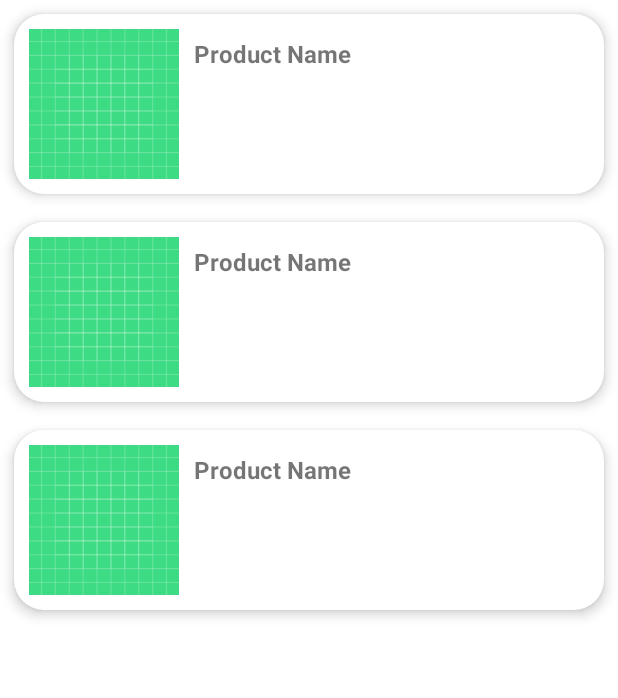
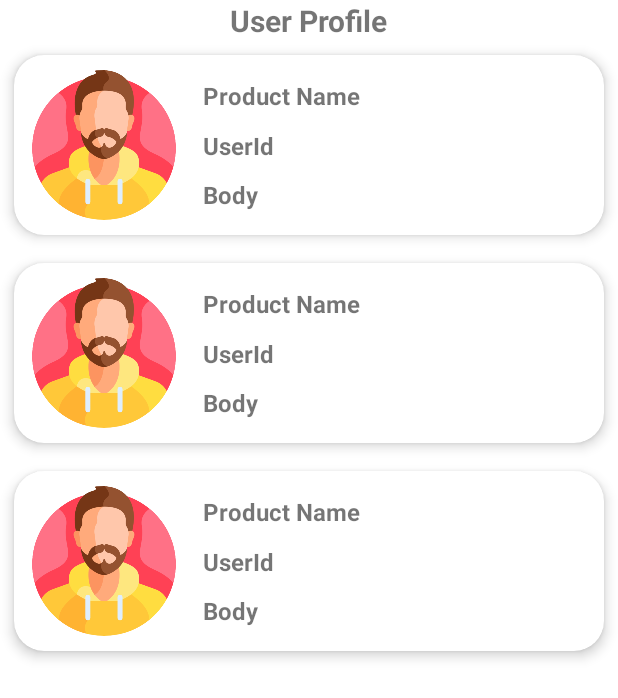
Before and after one commit to ShivangiTiwari10/NavigationDrawer, an Android app: the layout fragment_home.xml on its own in the app's theme, with its tools: preview values and no code run, on a phone screen of 412 x 824 dp. Shown: the top 698 px of the screen. Run offline under Robolectric (Android 15) with nearby library versions, the phone set to English and light mode, and no system bars.

Commit message:
refactor:in style

```diff
--- a/app/src/main/res/layout/each_items.xml
+++ b/app/src/main/res/layout/each_items.xml
@@ -8,33 +8,61 @@
     app:cardCornerRadius="20dp"
     app:cardElevation="5dp">
 
-    <LinearLayout
+    <androidx.constraintlayout.widget.ConstraintLayout
         android:layout_width="match_parent"
         android:layout_height="wrap_content"
-        android:orientation="horizontal">
+        android:orientation="vertical">
 
-        <com.google.android.material.imageview.ShapeableImageView
+        <de.hdodenhof.circleimageview.CircleImageView
             android:id="@+id/productImage"
             android:layout_width="100dp"
             android:layout_height="100dp"
             android:layout_margin="10dp"
             android:scaleType="centerCrop"
-            android:src="@drawable/ic_launcher_background">
+            android:src="@drawable/man"
+            app:layout_constraintBottom_toBottomOf="parent"
+            app:layout_constraintStart_toStartOf="parent"
+            app:layout_constraintTop_toTopOf="parent">
 
-        </com.google.android.material.imageview.ShapeableImageView>
+        </de.hdodenhof.circleimageview.CircleImageView>
+
 
         <TextView
             android:id="@+id/productTitle"
             android:layout_width="wrap_content"
             android:layout_height="wrap_content"
-            android:layout_marginTop="15dp"
+            android:layout_marginStart="16dp"
+            android:layout_marginTop="16dp"
             android:text="@string/product_name"
             android:textSize="16sp"
-            android:textStyle="bold">
+            android:textStyle="bold"
+            app:layout_constraintStart_toEndOf="@+id/productImage"
+            app:layout_constraintTop_toTopOf="parent" />
 
-        </TextView>
+        <TextView
+            android:id="@+id/userId"
+            android:layout_width="wrap_content"
+            android:layout_height="wrap_content"
+            android:layout_marginStart="16dp"
+            android:text="@string/userid"
+            android:textSize="16sp"
+            android:textStyle="bold"
+            app:layout_constraintBottom_toBottomOf="parent"
+            app:layout_constraintStart_toEndOf="@+id/productImage"
+            app:layout_constraintTop_toTopOf="parent" />
 
-    </LinearLayout>
+        <TextView
+            android:id="@+id/userBody"
+            android:layout_width="wrap_content"
+            android:layout_height="wrap_content"
+            android:layout_marginStart="16dp"
+            android:layout_marginBottom="16dp"
+            android:text="@string/body"
+            android:textSize="16sp"
+            android:textStyle="bold"
+            app:layout_constraintBottom_toBottomOf="parent"
+            app:layout_constraintStart_toEndOf="@+id/productImage" />
+    </androidx.constraintlayout.widget.ConstraintLayout>
 
 
 </androidx.cardview.widget.CardView>
--- a/app/src/main/res/layout/fragment_home.xml
+++ b/app/src/main/res/layout/fragment_home.xml
@@ -5,6 +5,15 @@
     android:layout_height="match_parent"
     android:orientation="vertical"
     tools:context=".ui.home.HomeFragment">
+
+
+    <TextView
+        android:layout_width="wrap_content"
+        android:layout_height="wrap_content"
+        android:text="@string/user_profile"
+        android:layout_gravity="center"
+        android:textSize="20sp"
+        android:textStyle="bold"/>
 
 
     <androidx.recyclerview.widget.RecyclerView
--- a/app/src/main/res/values/strings.xml
+++ b/app/src/main/res/values/strings.xml
@@ -25,4 +25,7 @@
     <!-- TODO: Remove or change this placeholder text -->
     <string name="hello_blank_fragment">Hello blank fragment</string>
     <string name="product_name">Product Name</string>
+    <string name="body">Body</string>
+    <string name="user_profile">User Profile</string>
+    <string name="userid">UserId</string>
 </resources>
--- a/app/src/main/res/values/themes.xml
+++ b/app/src/main/res/values/themes.xml
@@ -3,7 +3,7 @@
     <style name="Theme.NavigationDrawer" parent="Theme.MaterialComponents.DayNight.DarkActionBar">
         <!-- Primary brand color. -->
         <item name="colorPrimary">#90A19D</item>
-        <item name="colorPrimaryVariant">#3CC96B</item>
+        <item name="colorPrimaryVariant">#899F90</item>
         <item name="colorOnPrimary">@color/white</item>
         <!-- Secondary brand color. -->
         <item name="colorSecondary">@color/teal_200</item>
```
